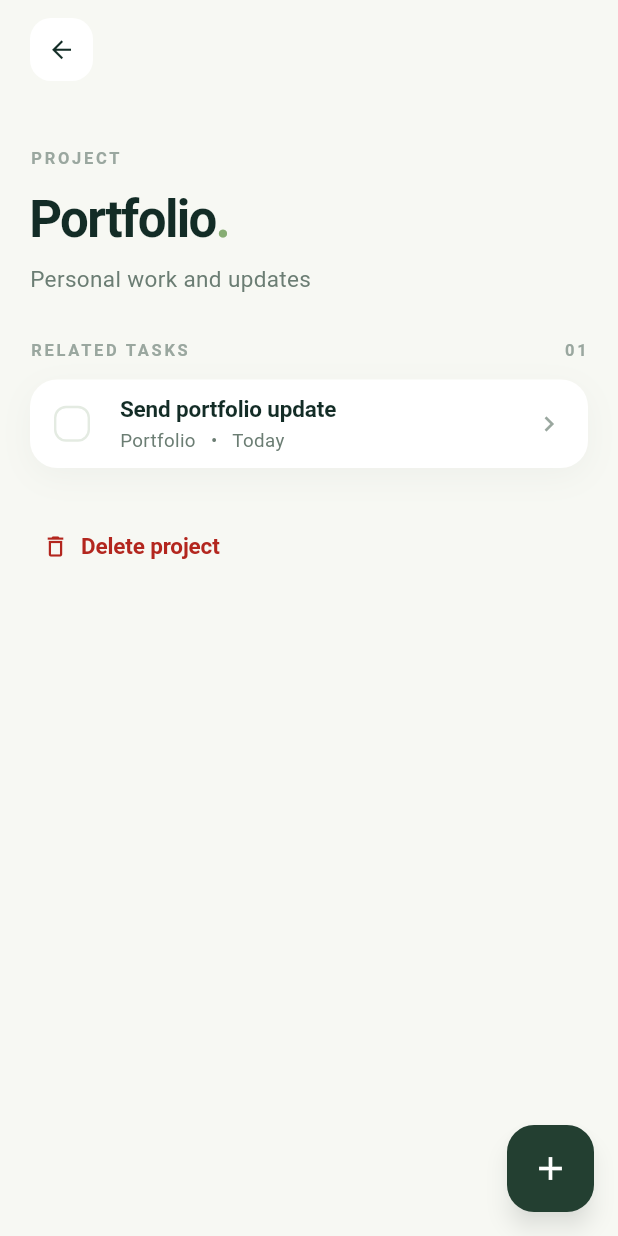
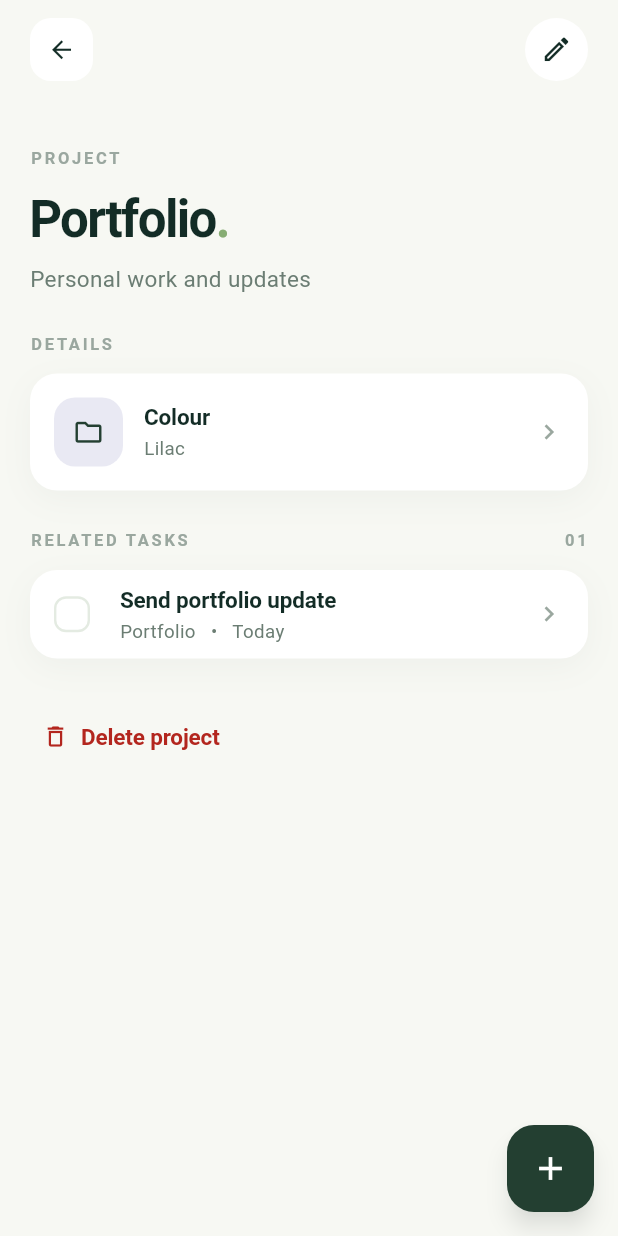
Before and after one commit to Wizz-it/MondayApp, a Flutter app: the ProjectsScreen widget shown alone on an empty page, opened directly, after a tap on "Portfolio", on a phone screen of 412 x 824 dp. Run offline on Flutter 3.47's test engine with Material 3 defaults, Android fonts, the phone set to English and light mode, and no system bars; our stand-ins replace flutter_local_notifications, shared_preferences, timezone; accounts and stored records are empty.

Commit message:
implementasi project management

```diff
--- a/lib/models/tile_tint.dart
+++ b/lib/models/tile_tint.dart
@@ -4,8 +4,11 @@ import '../theme/palette.dart';
 
 /// The two icon-tile tints used throughout the design.
 enum TileTint {
-  sage,
-  lilac;
+  sage('Sage'),
+  lilac('Lilac');
+
+  const TileTint(this.label);
+  final String label;
 
   Color background(MondayPalette p) =>
       this == TileTint.sage ? p.tileSage : p.tileLilac;
--- a/lib/screens/project_detail_screen.dart
+++ b/lib/screens/project_detail_screen.dart
@@ -1,6 +1,7 @@
 import 'package:flutter/material.dart';
 
 import '../models/project.dart';
+import '../models/tile_tint.dart';
 import '../services/app_store.dart';
 import '../theme/app_theme.dart';
 import '../theme/palette.dart';
@@ -8,25 +9,80 @@ import '../utils/date_labels.dart';
 import '../widgets/creation_sheets.dart';
 import '../widgets/empty_state_card.dart';
 import '../widgets/grouped_card.dart';
+import '../widgets/icon_tile.dart';
 import '../widgets/monday_buttons.dart';
 import '../widgets/monday_screen.dart';
+import '../widgets/monday_sheet.dart';
 import '../widgets/screen_header.dart';
 import '../widgets/task_row.dart';
 import 'task_detail_screen.dart';
 
+/// Asks before deleting [project]; its tasks are kept but unassigned.
+/// Returns whether the project was deleted.
+Future<bool> confirmDeleteProject(BuildContext context, Project project) async {
+  final store = AppScope.read(context);
+  final confirmed = await showDialog<bool>(
+    context: context,
+    builder: (context) => AlertDialog(
+      title: const Text('Delete project?'),
+      content: Text(
+        'Tasks in ${project.name} will be kept, but they will no longer '
+        'belong to a project.',
+      ),
+      actions: [
+        TextButton(
+          onPressed: () => Navigator.of(context).pop(false),
+          child: const Text('Cancel'),
+        ),
+        TextButton(
+          onPressed: () => Navigator.of(context).pop(true),
+          child: const Text('Delete'),
+        ),
+      ],
+    ),
+  );
+  if (!(confirmed ?? false)) return false;
+  store.deleteProject(project);
+  return true;
+}
+
+/// Project detail. Addressed by id, like the task and event detail screens,
+/// so it always shows the store's current version and notices a deletion.
 class ProjectDetailScreen extends StatelessWidget {
-  const ProjectDetailScreen({super.key, required this.project});
+  const ProjectDetailScreen({super.key, required this.projectId});
 
-  final Project project;
+  final String projectId;
 
   @override
   Widget build(BuildContext context) {
     final store = AppScope.of(context);
     final p = context.palette;
+    final project = store.projectById(projectId);
+
+    if (project == null) {
+      return const MondayScreen(
+        showBack: true,
+        children: [
+          ScreenHeader(
+            eyebrow: 'PROJECT',
+            title: 'Project removed',
+            subtitle: 'This project is no longer in your workspace.',
+          ),
+        ],
+      );
+    }
+
     final tasks = store.tasksForProject(project.id);
 
     return MondayScreen(
       showBack: true,
+      headerAction: MondayCircleButton(
+        icon: Icons.edit_outlined,
+        size: 42,
+        background: p.surface,
+        foreground: p.ink,
+        onPressed: () => showEditProjectSheet(context, project),
+      ),
       fab: MondayFab(
         onPressed: () => showNewTaskSheet(context, projectId: project.id),
       ),
@@ -37,7 +93,24 @@ class ProjectDetailScreen extends StatelessWidget {
           subtitle: project.description.isEmpty ? null : project.description,
           titleStyle: MondayType.displaySoft,
         ),
-        const SizedBox(height: 30),
+        const SizedBox(height: 26),
+        const EyebrowRow(label: 'DETAILS'),
+        const SizedBox(height: 12),
+        GroupedCard(
+          children: [
+            MondayRow(
+              leading: IconTile(
+                Icons.folder_outlined,
+                background: project.tint.background(p),
+              ),
+              title: const Text('Colour'),
+              subtitle: Text(project.tint.label),
+              trailing: const RowChevron(),
+              onTap: () => _pickTint(context, store, project),
+            ),
+          ],
+        ),
+        const SizedBox(height: 26),
         EyebrowRow(
           label: 'RELATED TASKS',
           trailing: counterLabel(tasks.length),
@@ -71,7 +144,12 @@ class ProjectDetailScreen extends StatelessWidget {
         Align(
           alignment: Alignment.centerLeft,
           child: TextButton.icon(
-            onPressed: () => _confirmDelete(context, store),
+            onPressed: () async {
+              final navigator = Navigator.of(context);
+              if (await confirmDeleteProject(context, project)) {
+                navigator.pop();
+              }
+            },
             icon: Icon(Icons.delete_outline, size: 18, color: p.danger),
             label: Text(
               'Delete project',
@@ -86,32 +164,19 @@ class ProjectDetailScreen extends StatelessWidget {
     );
   }
 
-  Future<void> _confirmDelete(BuildContext context, AppStore store) async {
-    final navigator = Navigator.of(context);
-    final confirmed = await showDialog<bool>(
+  Future<void> _pickTint(
+    BuildContext context,
+    AppStore store,
+    Project project,
+  ) async {
+    final picked = await showMondayOptionSheet<TileTint>(
       context: context,
-      builder: (context) => AlertDialog(
-        title: const Text('Delete project?'),
-        content: Text(
-          'Tasks in ${project.name} will be kept, but they will no longer '
-          'belong to a project.',
-        ),
-        actions: [
-          TextButton(
-            onPressed: () => Navigator.of(context).pop(false),
-            child: const Text('Cancel'),
-          ),
-          TextButton(
-            onPressed: () => Navigator.of(context).pop(true),
-            child: const Text('Delete'),
-          ),
-        ],
-      ),
+      title: 'Colour',
+      selected: project.tint,
+      options: [
+        for (final value in TileTint.values) (value: value, label: value.label),
+      ],
     );
-
-    if (confirmed ?? false) {
-      store.deleteProject(project);
-      navigator.pop();
-    }
+    if (picked != null) store.updateProject(project, tint: picked);
   }
 }
--- a/lib/screens/projects_screen.dart
+++ b/lib/screens/projects_screen.dart
@@ -48,7 +48,11 @@ class ProjectsScreen extends StatelessWidget {
           Column(
             children: [
               for (final project in projects) ...[
-                SurfaceCard(
+                // Long-press deletes without opening the project, with the
+                // same confirmation as the detail screen.
+                GestureDetector(
+                  onLongPress: () => confirmDeleteProject(context, project),
+                  child: SurfaceCard(
                     padding: EdgeInsets.zero,
                     child: MondayRow(
                       leading: IconTile(
@@ -62,7 +66,9 @@ class ProjectsScreen extends StatelessWidget {
                       trailing: const RowArrow(),
                       onTap: () => Navigator.of(context).push(
                         MaterialPageRoute(
-                        builder: (_) => ProjectDetailScreen(project: project),
+                          builder: (_) =>
+                              ProjectDetailScreen(projectId: project.id),
+                        ),
                       ),
                     ),
                   ),
```
Also changed, not shown: lib/services/app_store.dart (+25 -3 lines), lib/widgets/creation_sheets.dart (+66 -16 lines), 1 other file. Lines whose indentation alone changed are shown as unchanged.
